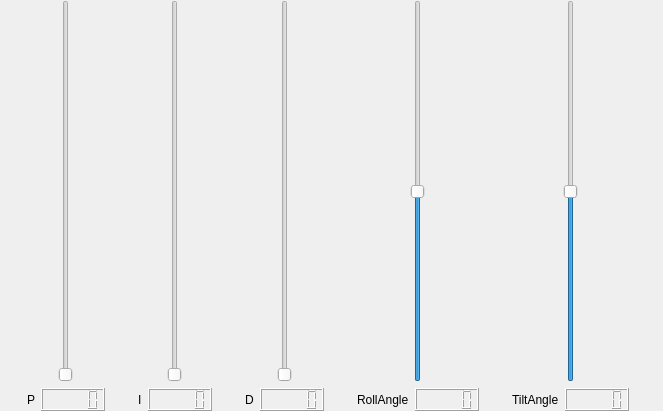
This is pid_tester/src/pid_tester_gui.ui in philko4711/ohm_gazebo as Qt 5 draws it before an edit. The edited form follows.
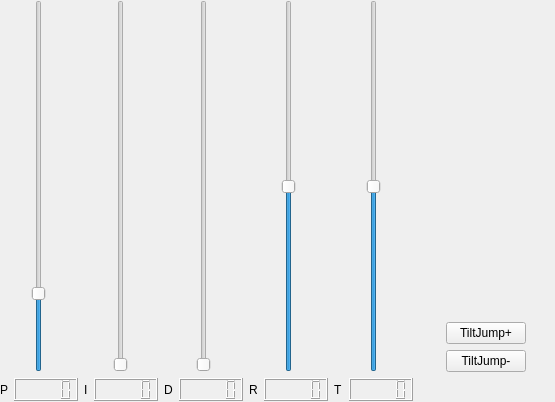
This is the edited form.

Commit message: Increased the possible values for P,I,D. Added a button to initiate a step response.

```diff
--- a/pid_tester/src/pid_tester_gui.ui
+++ b/pid_tester/src/pid_tester_gui.ui
@@ -6,8 +6,8 @@
    <rect>
     <x>0</x>
     <y>0</y>
-    <width>663</width>
-    <height>411</height>
+    <width>555</width>
+    <height>402</height>
    </rect>
   </property>
   <property name="windowTitle">
@@ -21,8 +21,8 @@
     <rect>
      <x>0</x>
      <y>0</y>
-     <width>661</width>
-     <height>411</height>
+     <width>554</width>
+     <height>401</height>
     </rect>
    </property>
    <layout class="QGridLayout" name="gridLayout">
@@ -45,7 +45,7 @@
       <item>
        <widget class="QLabel" name="tiltLabel">
         <property name="text">
-         <string>TiltAngle</string>
+         <string>T</string>
         </property>
        </widget>
       </item>
@@ -87,7 +87,7 @@
       <item>
        <widget class="QLabel" name="rollLabel">
         <property name="text">
-         <string>RollAngle</string>
+         <string>R</string>
         </property>
        </widget>
       </item>
@@ -100,6 +100,12 @@
      <layout class="QHBoxLayout" name="horizontalLayout_6">
       <item>
        <widget class="QSlider" name="pSlider">
+        <property name="maximum">
+         <number>500</number>
+        </property>
+        <property name="value">
+         <number>100</number>
+        </property>
         <property name="orientation">
          <enum>Qt::Vertical</enum>
         </property>
@@ -111,6 +117,9 @@
      <layout class="QHBoxLayout" name="horizontalLayout_7">
       <item>
        <widget class="QSlider" name="iSlider">
+        <property name="maximum">
+         <number>500</number>
+        </property>
         <property name="orientation">
          <enum>Qt::Vertical</enum>
         </property>
@@ -163,6 +172,67 @@
       </item>
      </layout>
     </item>
+    <item row="0" column="5">
+     <layout class="QHBoxLayout" name="horizontalLayout_11">
+      <item>
+       <spacer name="horizontalSpacer">
+        <property name="orientation">
+         <enum>Qt::Horizontal</enum>
+        </property>
+        <property name="sizeHint" stdset="0">
+         <size>
+          <width>40</width>
+          <height>20</height>
+         </size>
+        </property>
+       </spacer>
+      </item>
+      <item>
+       <layout class="QVBoxLayout" name="verticalLayout">
+        <item>
+         <spacer name="verticalSpacer">
+          <property name="orientation">
+           <enum>Qt::Vertical</enum>
+          </property>
+          <property name="sizeHint" stdset="0">
+           <size>
+            <width>20</width>
+            <height>40</height>
+           </size>
+          </property>
+         </spacer>
+        </item>
+        <item>
+         <widget class="QPushButton" name="posJumpButton">
+          <property name="text">
+           <string>TiltJump+</string>
+          </property>
+         </widget>
+        </item>
+        <item>
+         <widget class="QPushButton" name="negJumpButton">
+          <property name="text">
+           <string>TiltJump-</string>
+          </property>
+         </widget>
+        </item>
+       </layout>
+      </item>
+      <item>
+       <spacer name="horizontalSpacer_2">
+        <property name="orientation">
+         <enum>Qt::Horizontal</enum>
+        </property>
+        <property name="sizeHint" stdset="0">
+         <size>
+          <width>40</width>
+          <height>20</height>
+         </size>
+        </property>
+       </spacer>
+      </item>
+     </layout>
+    </item>
    </layout>
   </widget>
  </widget>
```
The commit also changes 2 other files.
